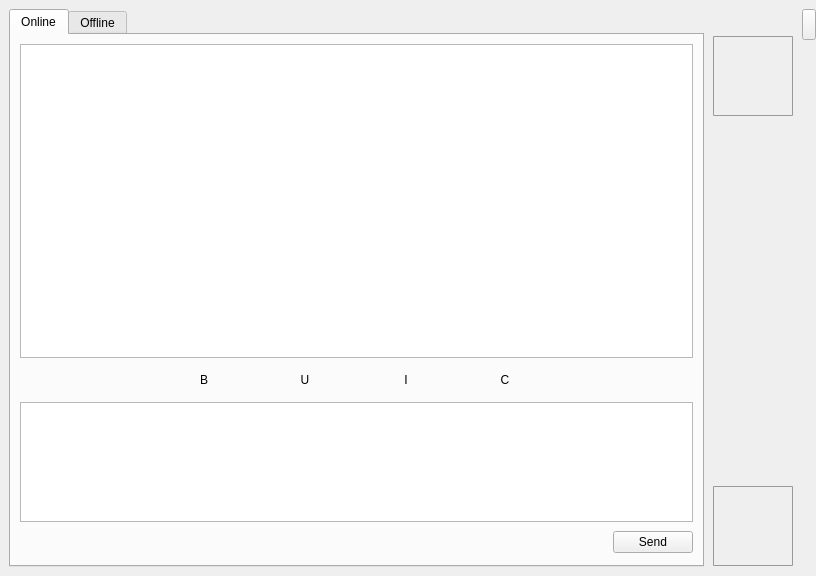
Before: the Qt Designer form src/gui/form_chatwidget.ui in vituperative/i2pchat, drawn with Qt 5.
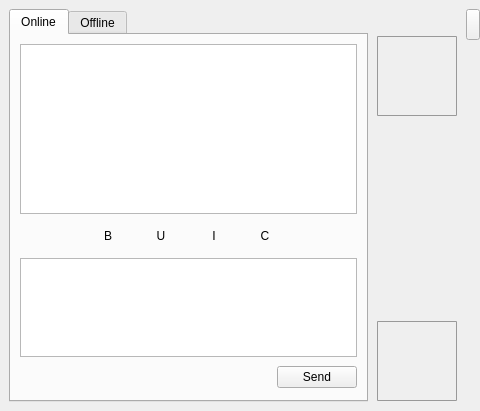
After: the same form once the commit is applied. Icons and pictures are not drawn.

Commit message: Attempt to fix remote font override

What changed in the file:
```diff
--- a/src/gui/form_chatwidget.ui
+++ b/src/gui/form_chatwidget.ui
@@ -6,8 +6,8 @@
    <rect>
     <x>0</x>
     <y>0</y>
-    <width>816</width>
-    <height>576</height>
+    <width>480</width>
+    <height>411</height>
    </rect>
   </property>
   <property name="minimumSize">
@@ -57,6 +57,7 @@
           <property name="font">
            <font>
             <family>Sans Serif</family>
+            <pointsize>9</pointsize>
            </font>
           </property>
           <property name="cursor" stdset="0">
@@ -69,8 +70,8 @@
            <string>&lt;!DOCTYPE HTML PUBLIC &quot;-//W3C//DTD HTML 4.0//EN&quot; &quot;http://www.w3.org/TR/REC-html40/strict.dtd&quot;&gt;
 &lt;html&gt;&lt;head&gt;&lt;meta name=&quot;qrichtext&quot; content=&quot;1&quot; /&gt;&lt;style type=&quot;text/css&quot;&gt;
 p, li { white-space: pre-wrap; }
-&lt;/style&gt;&lt;/head&gt;&lt;body style=&quot; font-family:'Sans Serif'; font-size:9.5pt; font-weight:600; font-style:normal;&quot;&gt;
-&lt;p style=&quot;-qt-paragraph-type:empty; margin-top:0px; margin-bottom:0px; margin-left:0px; margin-right:0px; -qt-block-indent:0; text-indent:0px; font-family:'Open Sans Semi-Bold','sans-serif'; font-weight:600; font-style:normal;&quot;&gt;&lt;br /&gt;&lt;/p&gt;&lt;/body&gt;&lt;/html&gt;</string>
+&lt;/style&gt;&lt;/head&gt;&lt;body style=&quot; font-family:'Sans Serif'; font-size:9pt; font-weight:400; font-style:normal;&quot;&gt;
+&lt;p style=&quot;-qt-paragraph-type:empty; margin-top:0px; margin-bottom:0px; margin-left:0px; margin-right:0px; -qt-block-indent:0; text-indent:0px;&quot;&gt;&lt;br /&gt;&lt;/p&gt;&lt;/body&gt;&lt;/html&gt;</string>
           </property>
           <property name="textInteractionFlags">
            <set>Qt::LinksAccessibleByKeyboard|Qt::LinksAccessibleByMouse|Qt::TextBrowserInteraction|Qt::TextSelectableByKeyboard|Qt::TextSelectableByMouse</set>
@@ -394,6 +395,7 @@
           <property name="font">
            <font>
             <family>Sans Serif</family>
+            <pointsize>9</pointsize>
            </font>
           </property>
           <property name="cursor" stdset="0">
@@ -406,8 +408,8 @@
            <string>&lt;!DOCTYPE HTML PUBLIC &quot;-//W3C//DTD HTML 4.0//EN&quot; &quot;http://www.w3.org/TR/REC-html40/strict.dtd&quot;&gt;
 &lt;html&gt;&lt;head&gt;&lt;meta name=&quot;qrichtext&quot; content=&quot;1&quot; /&gt;&lt;style type=&quot;text/css&quot;&gt;
 p, li { white-space: pre-wrap; }
-&lt;/style&gt;&lt;/head&gt;&lt;body style=&quot; font-family:'Sans Serif'; font-size:9.5pt; font-weight:600; font-style:normal;&quot;&gt;
-&lt;p style=&quot;-qt-paragraph-type:empty; margin-top:0px; margin-bottom:0px; margin-left:0px; margin-right:0px; -qt-block-indent:0; text-indent:0px; font-family:'Open Sans Semi-Bold', 'sans-serif'; font-size:10pt;&quot;&gt;&lt;br /&gt;&lt;/p&gt;&lt;/body&gt;&lt;/html&gt;</string>
+&lt;/style&gt;&lt;/head&gt;&lt;body style=&quot; font-family:'Sans Serif'; font-size:9pt; font-weight:400; font-style:normal;&quot;&gt;
+&lt;p style=&quot;-qt-paragraph-type:empty; margin-top:0px; margin-bottom:0px; margin-left:0px; margin-right:0px; -qt-block-indent:0; text-indent:0px;&quot;&gt;&lt;br /&gt;&lt;/p&gt;&lt;/body&gt;&lt;/html&gt;</string>
           </property>
          </widget>
         </item>
```
The commit also changes 2 other files.
